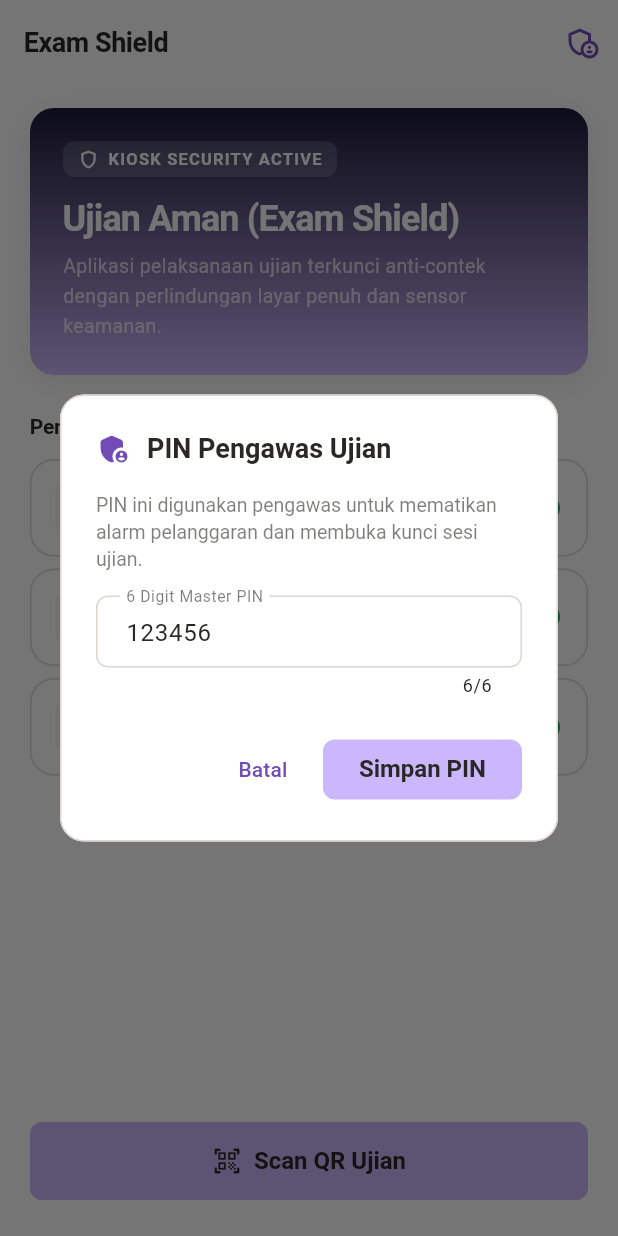
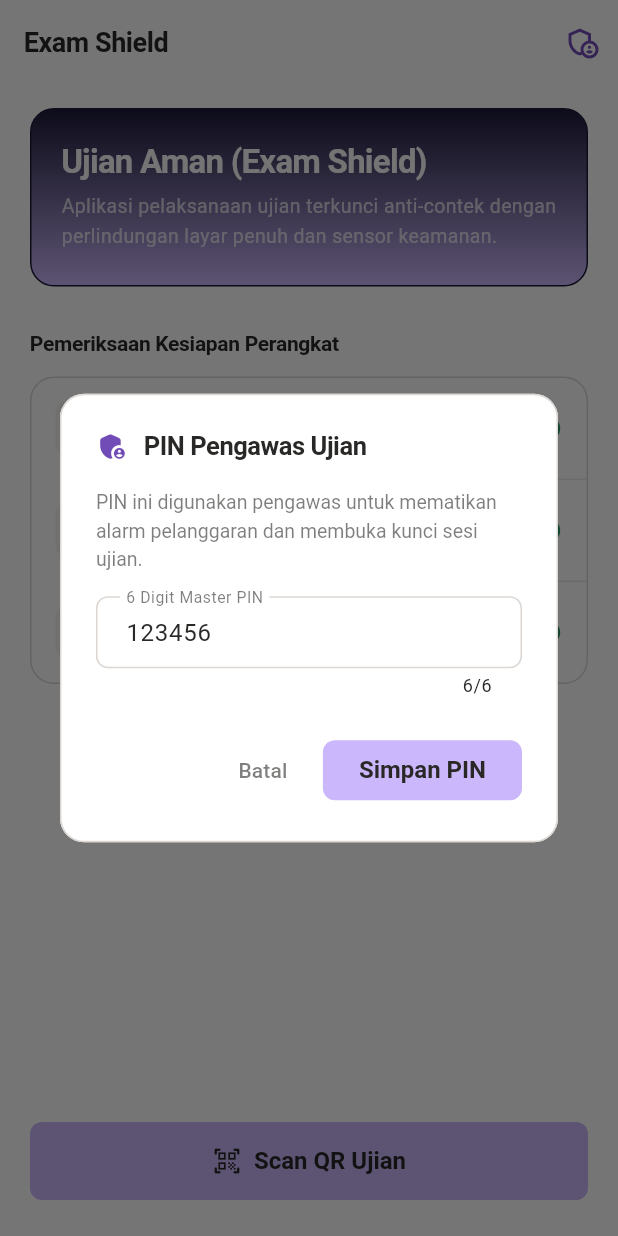
Before and after one commit to adttsonaisse/exam_app, a Flutter app: the screen it shows after launch, after a tap on the "admin panel settings" icon, on a phone screen of 412 x 824 dp. Run offline on Flutter 3.47's test engine with Material 3 defaults, Android fonts, the phone set to English and light mode, and no system bars; our stand-ins replace sensors_plus, webview_flutter; missing offline and left inert: mobile_scanner; Roboto replaces fonts that are missing (Super Sans VF).

Commit message:
refactor(ui): eliminate AI slop patterns across all screens per antislop-ui rules

```diff
--- a/lib/features/home/screens/home_screen.dart
+++ b/lib/features/home/screens/home_screen.dart
@@ -46,20 +46,22 @@ class HomeScreen extends StatelessWidget {
           builder: (context, setDialogState) {
             return AlertDialog(
               backgroundColor: AppTheme.surfaceColor,
+              elevation: 0,
               shape: RoundedRectangleBorder(
                 borderRadius: BorderRadius.circular(AppTheme.radiusLg),
                 side: const BorderSide(color: AppTheme.borderColor),
               ),
               title: const Row(
                 children: [
-                  Icon(Icons.admin_panel_settings_rounded, color: AppTheme.secondaryColor),
+                  Icon(Icons.admin_panel_settings_rounded, color: AppTheme.secondaryColor, size: 22),
                   SizedBox(width: 10),
                   Text(
                     'PIN Pengawas Ujian',
                     style: TextStyle(
-                      fontSize: 18,
+                      fontSize: 17,
                       fontWeight: FontWeight.w600,
                       color: AppTheme.foregroundColor,
+                      letterSpacing: -0.3,
                     ),
                   ),
                 ],
@@ -70,7 +72,7 @@ class HomeScreen extends StatelessWidget {
                 children: [
                   const Text(
                     'PIN ini digunakan pengawas untuk mematikan alarm pelanggaran dan membuka kunci sesi ujian.',
-                    style: TextStyle(fontSize: 13, height: 1.4, color: AppTheme.secondaryText),
+                    style: TextStyle(fontSize: 13, height: 1.45, color: AppTheme.secondaryText),
                   ),
                   const SizedBox(height: 16),
                   TextField(
@@ -88,7 +90,7 @@ class HomeScreen extends StatelessWidget {
                 TextButton(
                   onPressed: () => Navigator.pop(context),
                   style: TextButton.styleFrom(
-                    foregroundColor: AppTheme.secondaryColor,
+                    foregroundColor: AppTheme.secondaryText,
                   ),
                   child: const Text('Batal'),
                 ),
@@ -145,59 +147,29 @@ class HomeScreen extends StatelessWidget {
           child: Column(
             crossAxisAlignment: CrossAxisAlignment.stretch,
             children: [
-              // Superhuman Signature Hero Section
+              // Superhuman Signature Hero Section (Singular gesture, no fluff, no pill eyebrow)
               Container(
-                padding: const EdgeInsets.all(22.0),
+                padding: const EdgeInsets.symmetric(horizontal: 20.0, vertical: 22.0),
                 decoration: BoxDecoration(
                   gradient: AppTheme.heroGradient,
                   borderRadius: BorderRadius.circular(AppTheme.radiusLg),
-                  boxShadow: const [
-                    BoxShadow(
-                      color: Color(0x14000000),
-                      blurRadius: 16,
-                      offset: Offset(0, 4),
+                  border: Border.all(color: AppTheme.heroWarm),
                 ),
-                  ],
-                ),
-                child: Column(
+                child: const Column(
                   crossAxisAlignment: CrossAxisAlignment.start,
                   children: [
-                    Container(
-                      padding: const EdgeInsets.symmetric(horizontal: 10, vertical: 4),
-                      decoration: BoxDecoration(
-                        color: Colors.white.withValues(alpha: 0.16),
-                        borderRadius: BorderRadius.circular(AppTheme.radiusSm),
-                      ),
-                      child: const Row(
-                        mainAxisSize: MainAxisSize.min,
-                        children: [
-                          Icon(Icons.shield_outlined, size: 14, color: AppTheme.onDark),
-                          SizedBox(width: 6),
                     Text(
-                            'KIOSK SECURITY ACTIVE',
-                            style: TextStyle(
-                              fontSize: 11,
-                              fontWeight: FontWeight.w600,
-                              color: AppTheme.onDark,
-                              letterSpacing: 0.8,
-                            ),
-                          ),
-                        ],
-                      ),
-                    ),
-                    const SizedBox(height: 14),
-                    const Text(
                       'Ujian Aman (Exam Shield)',
                       style: TextStyle(
-                        fontSize: 24,
+                        fontSize: 22,
                         fontWeight: FontWeight.w700,
-                        letterSpacing: -0.6,
+                        letterSpacing: -0.5,
                         height: 1.15,
                         color: AppTheme.onDark,
                       ),
                     ),
-                    const SizedBox(height: 8),
-                    const Text(
+                    SizedBox(height: 8),
+                    Text(
                       'Aplikasi pelaksanaan ujian terkunci anti-contek dengan perlindungan layar penuh dan sensor keamanan.',
                       style: TextStyle(
                         fontSize: 13,
@@ -209,7 +181,7 @@ class HomeScreen extends StatelessWidget {
                 ),
               ),
 
-              const SizedBox(height: 24),
+              const SizedBox(height: 28),
 
               // Readiness Checklist Section Header
               const Text(
@@ -222,30 +194,43 @@ class HomeScreen extends StatelessWidget {
                 ),
               ),
               const SizedBox(height: 12),
-              _buildReadinessCard(
+
+              // Unified Superhuman Readiness List Container (eliminated copy-paste fragmented cards)
+              Container(
+                decoration: BoxDecoration(
+                  color: AppTheme.card,
+                  borderRadius: BorderRadius.circular(AppTheme.radiusLg),
+                  border: Border.all(color: AppTheme.borderColor),
+                ),
+                child: Column(
+                  children: [
+                    _buildReadinessRow(
                       icon: Icons.camera_alt_outlined,
                       title: 'Kamera Scanner',
                       description: 'Siap memindai QR code Google Form',
                       isReady: true,
                     ),
-              const SizedBox(height: 8),
-              _buildReadinessCard(
-                icon: Icons.wifi,
+                    const Divider(height: 1, thickness: 1, color: AppTheme.hairline, indent: 58),
+                    _buildReadinessRow(
+                      icon: Icons.wifi_rounded,
                       title: 'Koneksi Internet',
                       description: 'Jaringan seluler / Wi-Fi terhubung',
                       isReady: true,
                     ),
-              const SizedBox(height: 8),
-              _buildReadinessCard(
+                    const Divider(height: 1, thickness: 1, color: AppTheme.hairline, indent: 58),
+                    _buildReadinessRow(
                       icon: Icons.battery_charging_full_rounded,
                       title: 'Status Baterai',
                       description: 'Disarankan daya baterai di atas 20%',
                       isReady: true,
                     ),
+                  ],
+                ),
+              ),
 
               const Spacer(),
 
-              // Primary CTA Button (Lavender Glow with Ink text, 8px radius)
+              // Primary CTA Button (Lavender Glow with Charcoal text, flat, 8px radius)
               ElevatedButton.icon(
                 onPressed: () => _handleScan(context),
                 icon: const Icon(Icons.qr_code_scanner_rounded, size: 20),
@@ -271,19 +256,14 @@ class HomeScreen extends StatelessWidget {
     );
   }
 
-  Widget _buildReadinessCard({
+  Widget _buildReadinessRow({
     required IconData icon,
     required String title,
     required String description,
     required bool isReady,
   }) {
-    return Container(
-      padding: const EdgeInsets.symmetric(horizontal: 16, vertical: 12),
-      decoration: BoxDecoration(
-        color: AppTheme.surfaceColor,
-        borderRadius: BorderRadius.circular(AppTheme.radiusLg),
-        border: Border.all(color: AppTheme.borderColor),
-      ),
+    return Padding(
+      padding: const EdgeInsets.symmetric(horizontal: 16, vertical: 14),
       child: Row(
         children: [
           Container(
@@ -320,7 +300,7 @@ class HomeScreen extends StatelessWidget {
           ),
           Icon(
             isReady ? Icons.check_circle_rounded : Icons.error_outline_rounded,
-            size: 20,
+            size: 18,
             color: isReady ? AppTheme.badgeSuccess : AppTheme.dangerColor,
           ),
         ],
```
Also changed, not shown: lib/features/alarm/widgets/alarm_overlay_dialog.dart (+0 -7 lines), lib/features/exam/screens/exam_webview_screen.dart (+1 -10 lines), lib/features/pinning/screens/pinning_gatekeeper_screen.dart (+2 -9 lines), lib/features/scanner/screens/qr_scanner_screen.dart (+8 -13 lines). Lines whose indentation alone changed are shown as unchanged.
